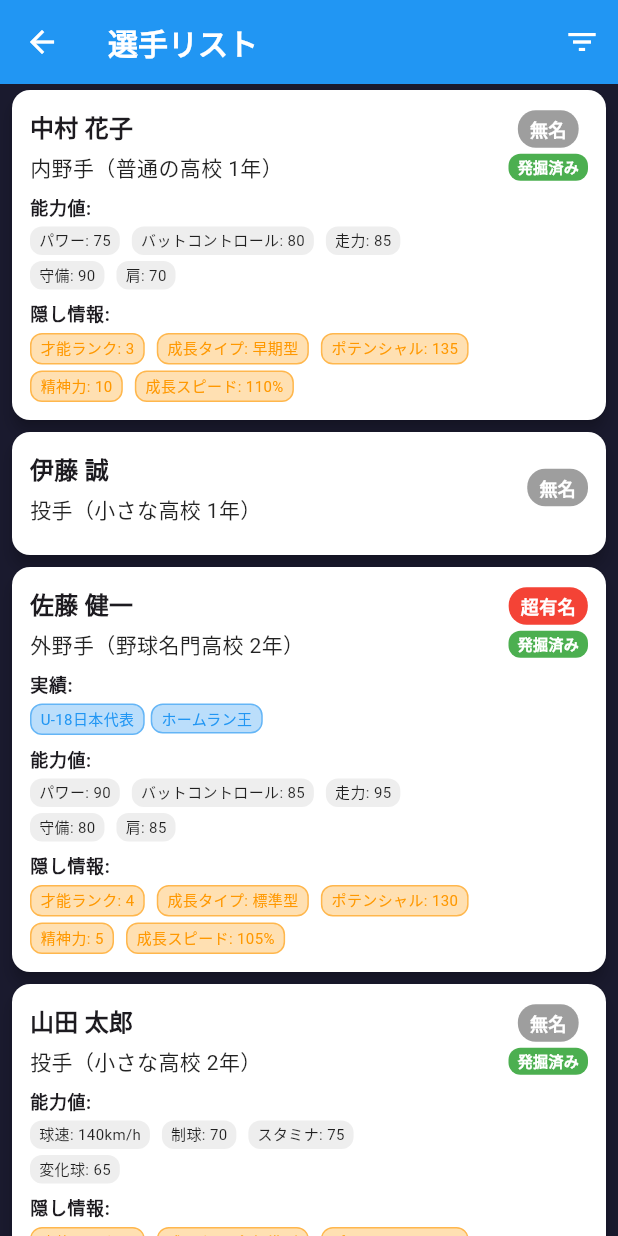
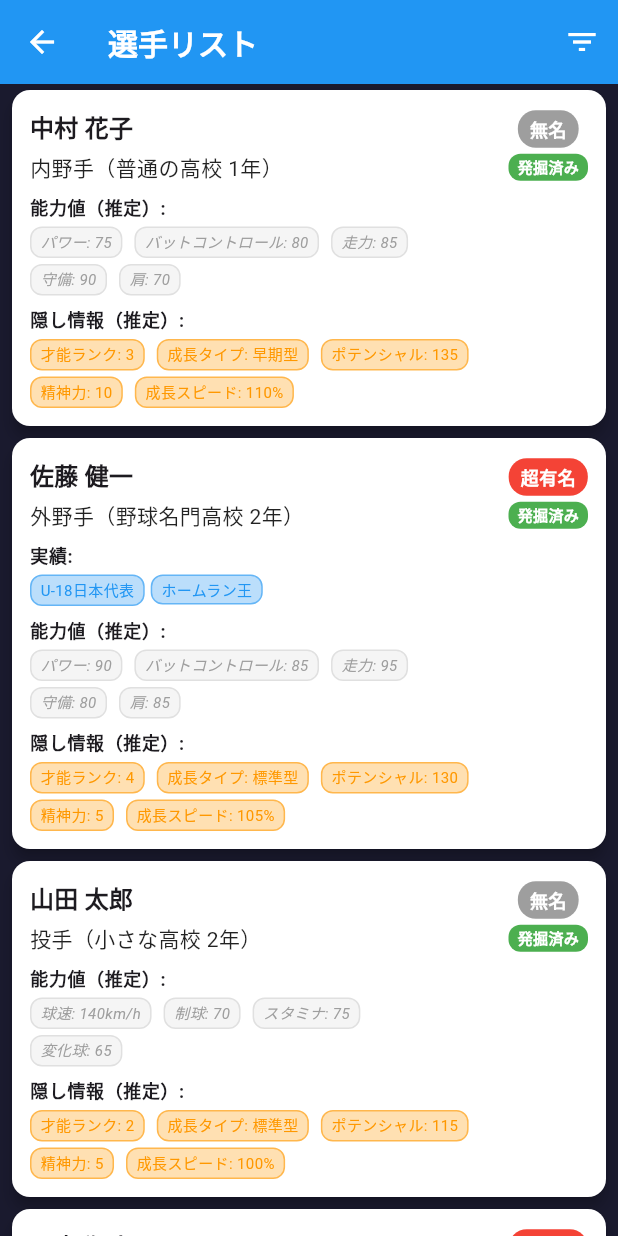
Before and after one commit to eigamaker/scout, a Flutter app: the PlayerListScreen screen opened by its route, on a phone screen of 412 x 824 dp. Run offline on Flutter 3.47's test engine with Material 3 defaults, Android fonts, the phone set to English and light mode, and no system bars; our stand-ins replace shared_preferences, sqflite; accounts and stored records are empty.

Commit message:
発掘機能実装

```diff
--- a/lib/screens/player_list_screen.dart
+++ b/lib/screens/player_list_screen.dart
@@ -13,7 +13,7 @@ class PlayerListScreen extends StatefulWidget {
 }
 
 class _PlayerListScreenState extends State<PlayerListScreen> {
-  String _selectedFilter = 'all';
+  String _selectedFilter = 'discovered'; // デフォルトを「発掘済み」に変更
   String _selectedSort = 'name';
 
   // フィルター適用
@@ -24,11 +24,13 @@ class _PlayerListScreenState extends State<PlayerListScreen> {
       case 'famous':
         return players.where((player) => player.fameLevel >= 3).toList();
       case 'pitcher':
-        return players.where((player) => player.isPitcher).toList();
+        return players.where((player) => player.isPitcher && player.isDiscovered).toList();
       case 'batter':
-        return players.where((player) => !player.isPitcher).toList();
+        return players.where((player) => !player.isPitcher && player.isDiscovered).toList();
+      case 'all':
+        return players; // 全ての選手（発掘済み＋未発掘）
       default:
-        return players;
+        return players.where((player) => player.isDiscovered).toList();
     }
   }
 
@@ -64,31 +66,36 @@ class _PlayerListScreenState extends State<PlayerListScreen> {
             // フィルター
             const Text('フィルター:', style: TextStyle(fontWeight: FontWeight.bold)),
             RadioListTile<String>(
-              title: const Text('全て'),
+              title: const Text('発掘済み'),
+              subtitle: const Text('視察で発掘した選手のみ'),
+              value: 'discovered',
+              groupValue: _selectedFilter,
+              onChanged: (value) => setState(() => _selectedFilter = value!),
+            ),
+            RadioListTile<String>(
+              title: const Text('全ての選手'),
+              subtitle: const Text('発掘済み＋未発掘の全選手'),
               value: 'all',
               groupValue: _selectedFilter,
               onChanged: (value) => setState(() => _selectedFilter = value!),
             ),
             RadioListTile<String>(
-              title: const Text('発掘済み'),
-              value: 'discovered',
-              groupValue: _selectedFilter,
-              onChanged: (value) => setState(() => _selectedFilter = value!),
-            ),
-            RadioListTile<String>(
               title: const Text('有名選手'),
+              subtitle: const Text('知名度の高い選手'),
               value: 'famous',
               groupValue: _selectedFilter,
               onChanged: (value) => setState(() => _selectedFilter = value!),
             ),
             RadioListTile<String>(
               title: const Text('投手'),
+              subtitle: const Text('発掘済みの投手のみ'),
               value: 'pitcher',
               groupValue: _selectedFilter,
               onChanged: (value) => setState(() => _selectedFilter = value!),
             ),
             RadioListTile<String>(
               title: const Text('野手'),
+              subtitle: const Text('発掘済みの野手のみ'),
               value: 'batter',
               groupValue: _selectedFilter,
               onChanged: (value) => setState(() => _selectedFilter = value!),
@@ -161,7 +168,7 @@ class _PlayerListScreenState extends State<PlayerListScreen> {
       body: Column(
         children: [
           // フィルター情報表示
-          if (_selectedFilter != 'all' || _selectedSort != 'name')
+          if (_selectedFilter != 'discovered' || _selectedSort != 'name')
             Container(
               padding: const EdgeInsets.all(8),
               color: Colors.grey[100],
--- a/lib/widgets/player_card.dart
+++ b/lib/widgets/player_card.dart
@@ -128,7 +128,7 @@ class PlayerCard extends StatelessWidget {
               // 能力値の簡易表示（発掘済みまたは知名度が高い場合）
               if (player.isDiscovered || player.fameLevel >= 2) ...[
                 Text(
-                  '能力値:',
+                  '能力値（推定）:',
                   style: Theme.of(context).textTheme.bodySmall?.copyWith(
                     fontWeight: FontWeight.bold,
                   ),
@@ -141,7 +141,7 @@ class PlayerCard extends StatelessWidget {
               if (player.isDiscovered) ...[
                 const SizedBox(height: 8),
                 Text(
-                  '隠し情報:',
+                  '隠し情報（推定）:',
                   style: Theme.of(context).textTheme.bodySmall?.copyWith(
                     fontWeight: FontWeight.bold,
                   ),
@@ -229,12 +229,17 @@ class PlayerCard extends StatelessWidget {
       margin: const EdgeInsets.only(right: 8),
       padding: const EdgeInsets.symmetric(horizontal: 6, vertical: 2),
       decoration: BoxDecoration(
-        color: Colors.grey[200],
+        color: Colors.grey[100],
         borderRadius: BorderRadius.circular(8),
+        border: Border.all(color: Colors.grey[300]!),
       ),
       child: Text(
         '$label: $value',
-        style: const TextStyle(fontSize: 10),
+        style: const TextStyle(
+          fontSize: 10,
+          fontStyle: FontStyle.italic,
+          color: Colors.grey,
+        ),
       ),
     );
   }
```
Also changed, not shown: lib/screens/school_list_screen.dart (+17 -1 lines), lib/services/game_manager.dart (+22 -0 lines).
